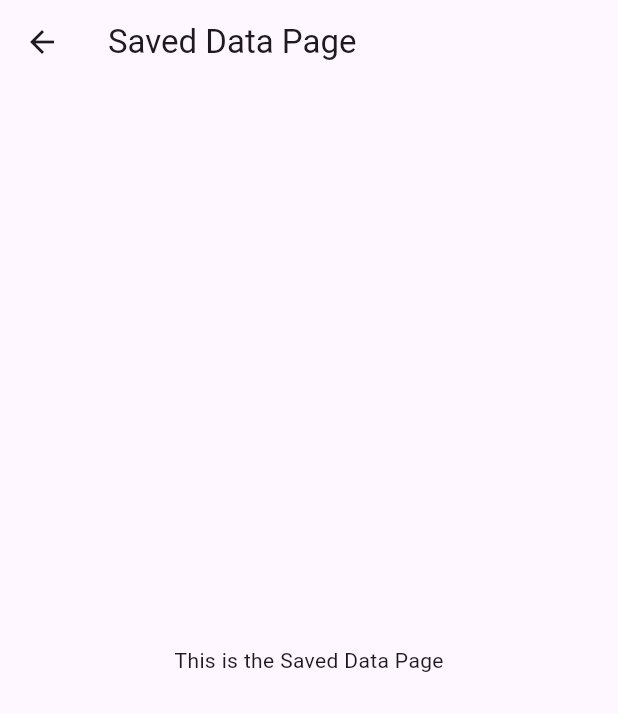
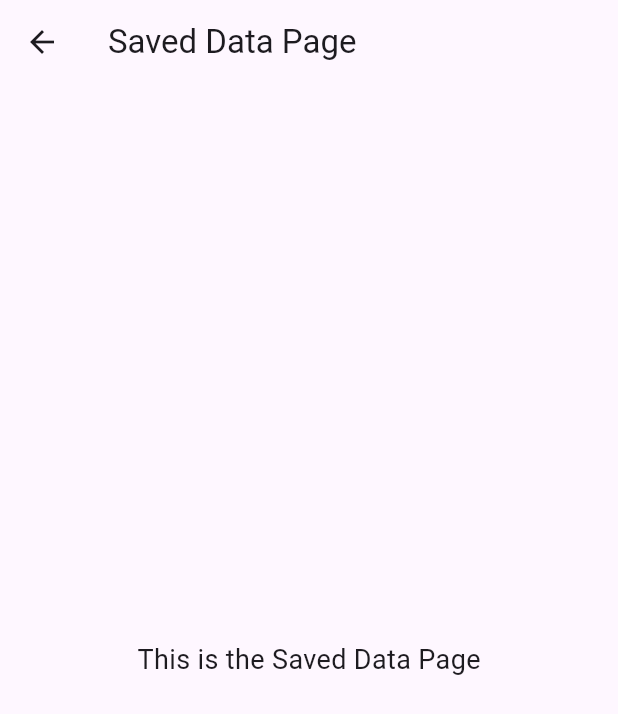
Before and after one commit to chrisfinan/Fitness-Assistant, a Flutter app: the SavedDataPage screen opened directly, on a phone screen of 412 x 824 dp. Shown: the top 714 px of the screen. Run offline on Flutter 3.47's test engine with Material 3 defaults, Android fonts, the light colour scheme and no system bars.

Commit message:
fix login/logout, add base files for survey/data

```diff
--- /dev/null
+++ b/frontend/lib/saved_data.dart
@@ -0,0 +1,18 @@
+import 'package:flutter/material.dart';
+
+class SavedDataPage extends StatelessWidget {
+  const SavedDataPage({super.key});
+
+  @override
+  Widget build(BuildContext context) {
+    return Scaffold(
+      appBar: AppBar(title: const Text("Saved Data Page")),
+      body: const Center(
+        child: Text(
+          "This is the Saved Data Page",
+          style: TextStyle(fontSize: 18),
+        ),
+      ),
+    );
+  }
+}
```
Also changed, not shown: frontend/lib/login_page.dart (+8 -1 lines), frontend/lib/main.dart (+16 -30 lines), frontend/lib/survey_page.dart (added, +18 -0 lines).
